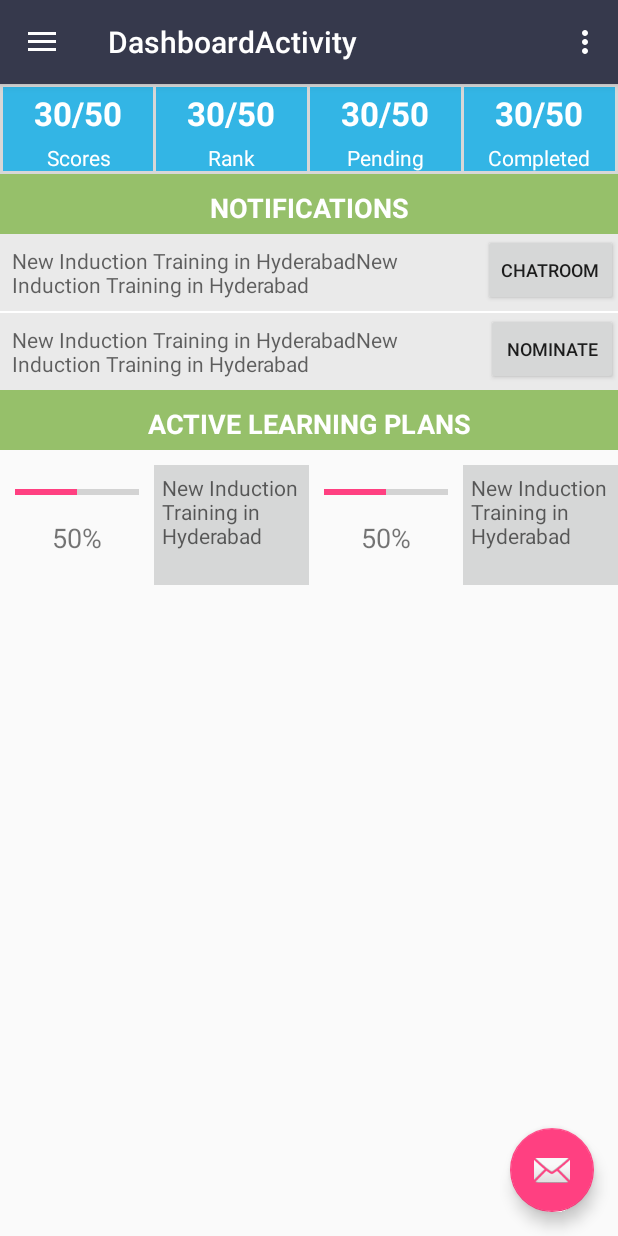
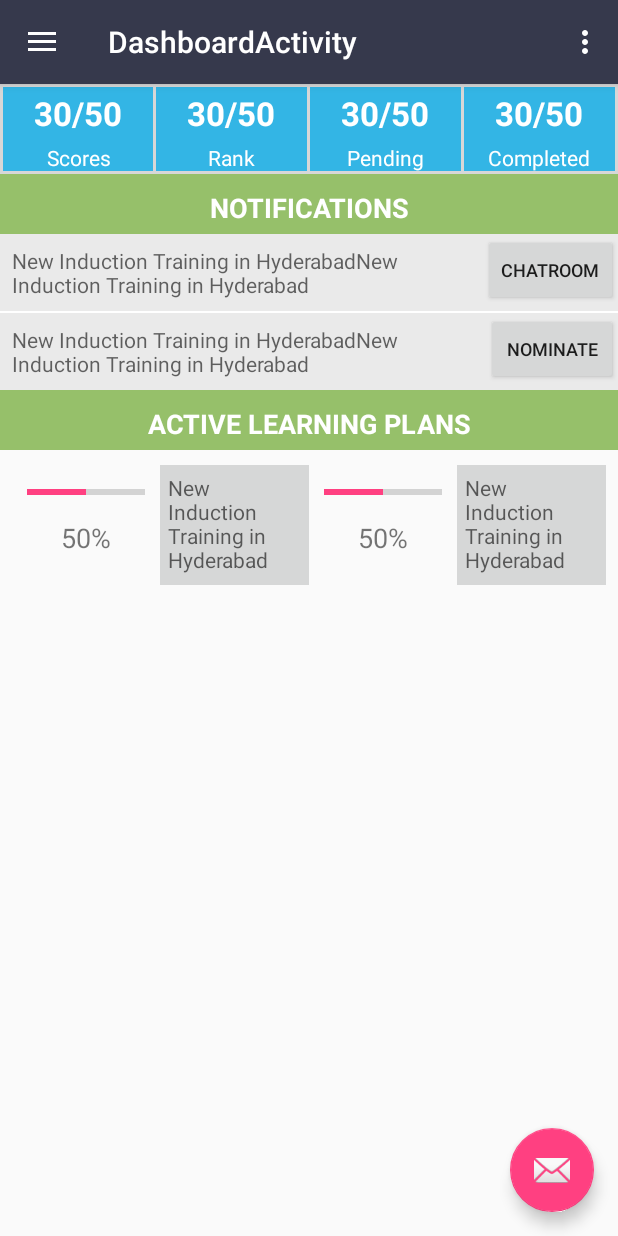
Before and after one commit to munishsethi777/ezae_droid, an Android app: the DashboardActivity screen opened directly, with no data from a screen before it, on a phone screen of 412 x 824 dp. Run offline under Robolectric (Android 15) with nearby library versions, the phone set to English and light mode, and no system bars.

Commit message:
contentDashboard xml

```diff
--- a/app/src/main/res/layout/content_dashboard.xml
+++ b/app/src/main/res/layout/content_dashboard.xml
@@ -15,7 +15,9 @@
         app:layout_constraintLeft_toLeftOf="parent"
         app:layout_constraintTop_toTopOf="parent"
         app:layout_constraintRight_toRightOf="parent"
-        android:background="@color/Grey">
+        android:background="@color/Grey"
+        tools:layout_constraintRight_creator="1"
+        tools:layout_constraintLeft_creator="1">
         <LinearLayout
             android:layout_width="0dp"
             android:layout_height="match_parent"
@@ -142,7 +144,9 @@
         android:layout_height="wrap_content"
         app:layout_constraintLeft_toLeftOf="parent"
         app:layout_constraintRight_toRightOf="parent"
-        app:layout_constraintTop_toBottomOf="@+id/linearLayout1">
+        app:layout_constraintTop_toBottomOf="@+id/linearLayout1"
+        tools:layout_constraintRight_creator="1"
+        tools:layout_constraintLeft_creator="1">
 
         <TextView
             android:id="@+id/textViewNotifications"
@@ -160,7 +164,7 @@
             app:layout_constraintRight_toRightOf="parent"
             app:layout_constraintLeft_toLeftOf="parent"/>
         <LinearLayout
-            android:layout_width="wrap_content"
+            android:layout_width="match_parent"
             android:layout_height="wrap_content"
             app:layout_constraintTop_toBottomOf="@+id/activeLearningPlansContainer">
             <include layout="@layout/dashboard_notification_fragment"/>
@@ -186,10 +190,15 @@
 
     <LinearLayout
         android:id="@+id/activeLearningPlansContainer"
-        android:layout_width="match_parent"
+        android:orientation="vertical"
+        android:layout_width="0dp"
         android:layout_height="wrap_content"
-        android:orientation="vertical"
-        app:layout_constraintTop_toBottomOf="@+id/linearLayout2">
+        app:layout_constraintTop_toBottomOf="@+id/linearLayout2"
+        android:layout_marginStart="8dp"
+        android:layout_marginEnd="8dp"
+        app:layout_constraintRight_toRightOf="parent"
+        tools:layout_constraintLeft_creator="1"
+        app:layout_constraintLeft_toLeftOf="parent">
 
             <include layout="@layout/dashboard_activeplan_fragment"/>
     </LinearLayout>
```
